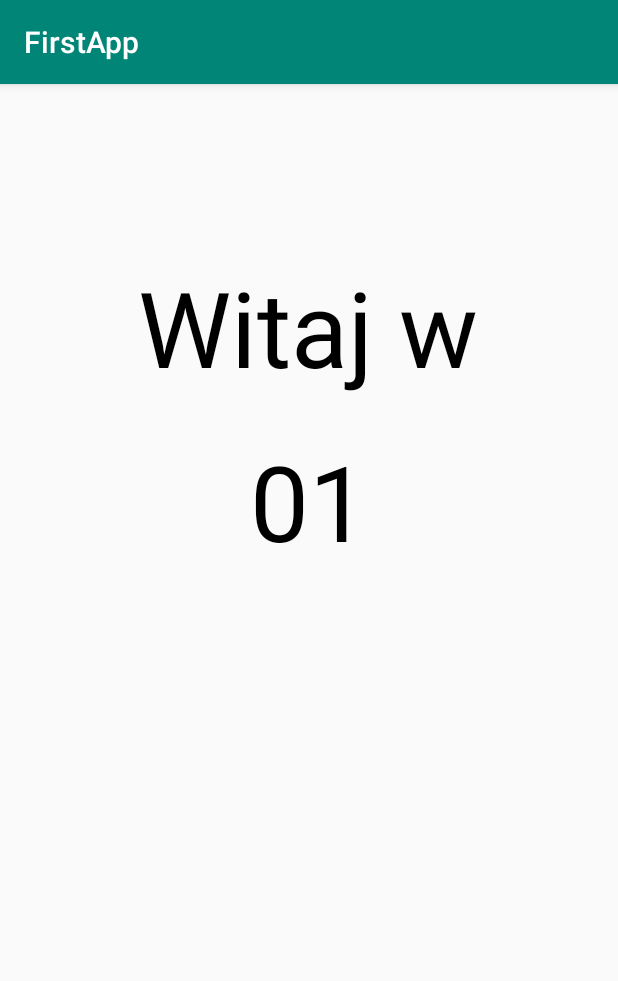
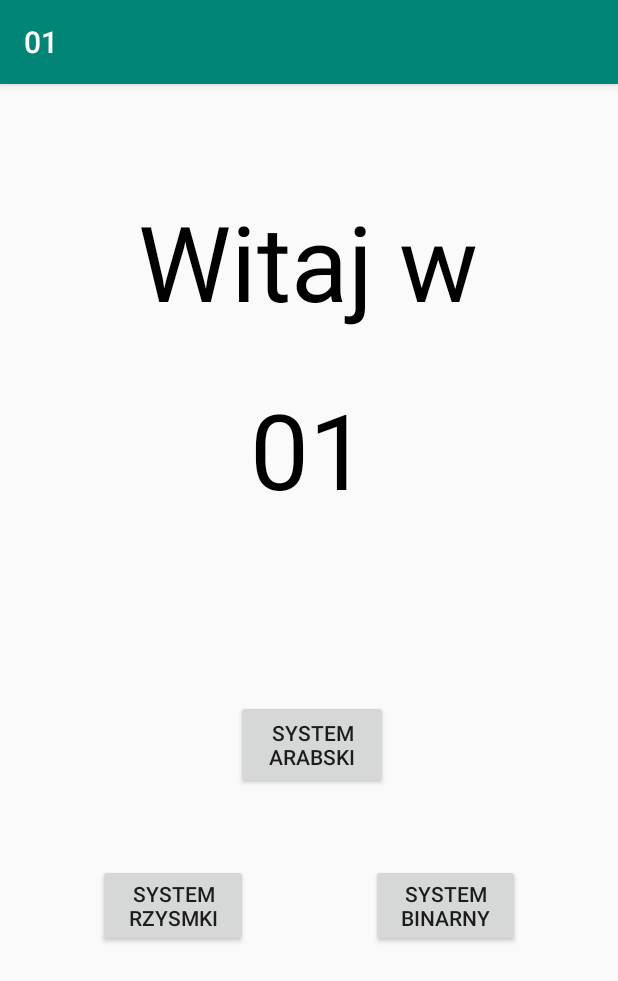
Before and after one commit to fairybu/JPWP-Projekt, an Android app: the screen it shows after launch (MainActivity), on a phone screen of 412 x 824 dp. Shown: the top 981 px of the screen. Run offline under Robolectric (Android 15) with nearby library versions, the phone set to English and light mode, and no system bars.

Commit message:
Obróbka interfejsu menu: -dodanie pól tekstowych

```diff
--- a/app/src/main/res/layout/activity_main.xml
+++ b/app/src/main/res/layout/activity_main.xml
@@ -16,18 +16,18 @@
         android:textColor="@android:color/black"
         android:textSize="70sp"
         app:layout_constraintBottom_toBottomOf="parent"
-        app:layout_constraintHorizontal_bias="0.497"
+        app:layout_constraintHorizontal_bias="0.496"
         app:layout_constraintLeft_toLeftOf="parent"
         app:layout_constraintRight_toRightOf="parent"
         app:layout_constraintTop_toTopOf="parent"
-        app:layout_constraintVertical_bias="0.171" />
+        app:layout_constraintVertical_bias="0.106" />
 
     <TextView
         android:id="@+id/textView8"
         android:layout_width="wrap_content"
         android:layout_height="wrap_content"
         android:layout_marginStart="16dp"
-        android:layout_marginTop="8dp"
+        android:layout_marginTop="16dp"
         android:layout_marginEnd="16dp"
         android:layout_marginBottom="16dp"
         android:text="@string/_01"
@@ -39,4 +39,50 @@
         app:layout_constraintTop_toBottomOf="@+id/textView7"
         app:layout_constraintVertical_bias="0.033" />
 
+    <Button
+        android:id="@+id/button"
+        android:layout_width="101dp"
+        android:layout_height="59dp"
+        android:layout_marginStart="16dp"
+        android:layout_marginTop="76dp"
+        android:layout_marginEnd="16dp"
+        android:layout_marginBottom="209dp"
+        android:text="@string/system_arabski"
+        app:layout_constraintBottom_toBottomOf="parent"
+        app:layout_constraintEnd_toEndOf="parent"
+        app:layout_constraintHorizontal_bias="0.507"
+        app:layout_constraintStart_toStartOf="parent"
+        app:layout_constraintTop_toBottomOf="@+id/textView8"
+        app:layout_constraintVertical_bias="0.333" />
+
+    <Button
+        android:id="@+id/button2"
+        android:layout_width="100dp"
+        android:layout_height="55dp"
+        android:layout_marginStart="16dp"
+        android:layout_marginTop="16dp"
+        android:layout_marginEnd="16dp"
+        android:layout_marginBottom="145dp"
+        android:text="@string/system_rzymski"
+        app:layout_constraintBottom_toBottomOf="parent"
+        app:layout_constraintEnd_toStartOf="@+id/button3"
+        app:layout_constraintStart_toStartOf="parent"
+        app:layout_constraintTop_toBottomOf="@+id/button"
+        app:layout_constraintVertical_bias="0.421" />
+
+    <Button
+        android:id="@+id/button3"
+        android:layout_width="99dp"
+        android:layout_height="55dp"
+        android:layout_marginStart="16dp"
+        android:layout_marginTop="16dp"
+        android:layout_marginEnd="16dp"
+        android:layout_marginBottom="145dp"
+        android:text="@string/system_binarny"
+        app:layout_constraintBottom_toBottomOf="parent"
+        app:layout_constraintEnd_toEndOf="parent"
+        app:layout_constraintStart_toEndOf="@+id/button2"
+        app:layout_constraintTop_toBottomOf="@+id/button"
+        app:layout_constraintVertical_bias="0.421" />
+
 </android.support.constraint.ConstraintLayout>
--- a/app/src/main/res/values/strings.xml
+++ b/app/src/main/res/values/strings.xml
@@ -1,5 +1,8 @@
 <resources>
-    <string name="app_name">FirstApp</string>
+    <string name="app_name">01</string>
     <string name="witaj_w">Witaj w</string>
     <string name="_01">01</string>
+    <string name="system_arabski">system arabski</string>
+    <string name="system_rzymski">system rzysmki</string>
+    <string name="system_binarny">system binarny</string>
 </resources>
```
